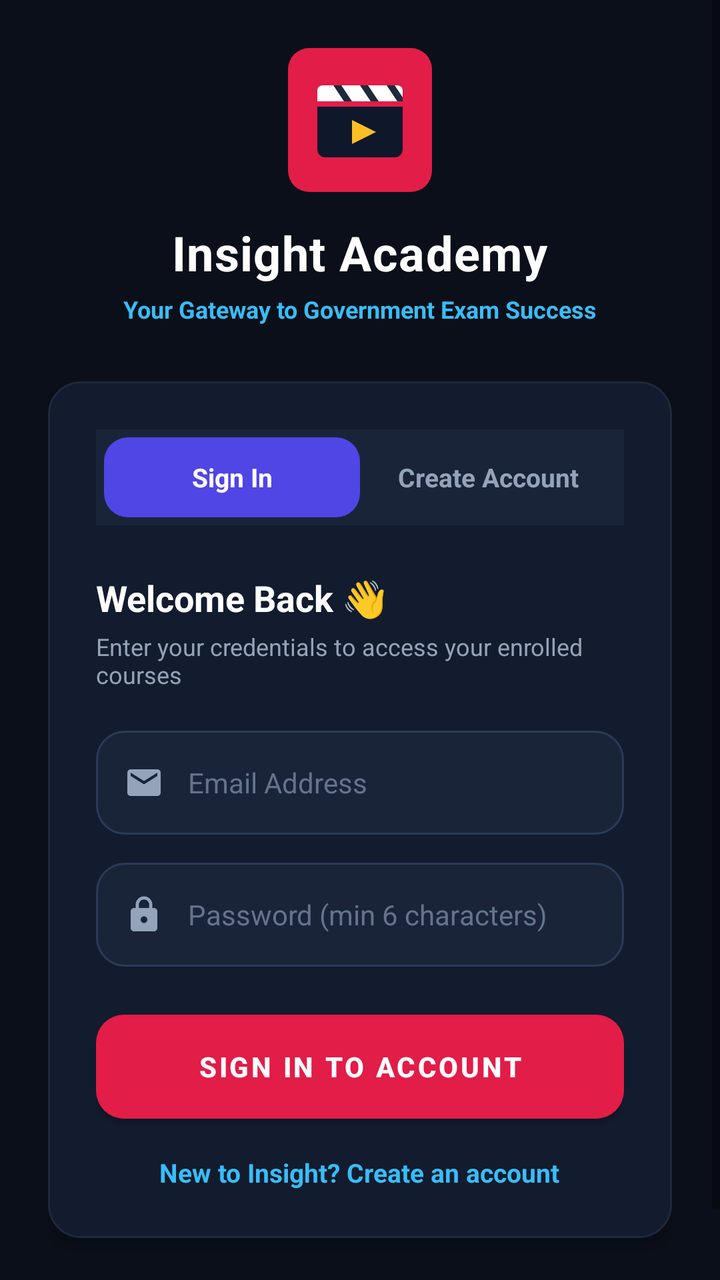
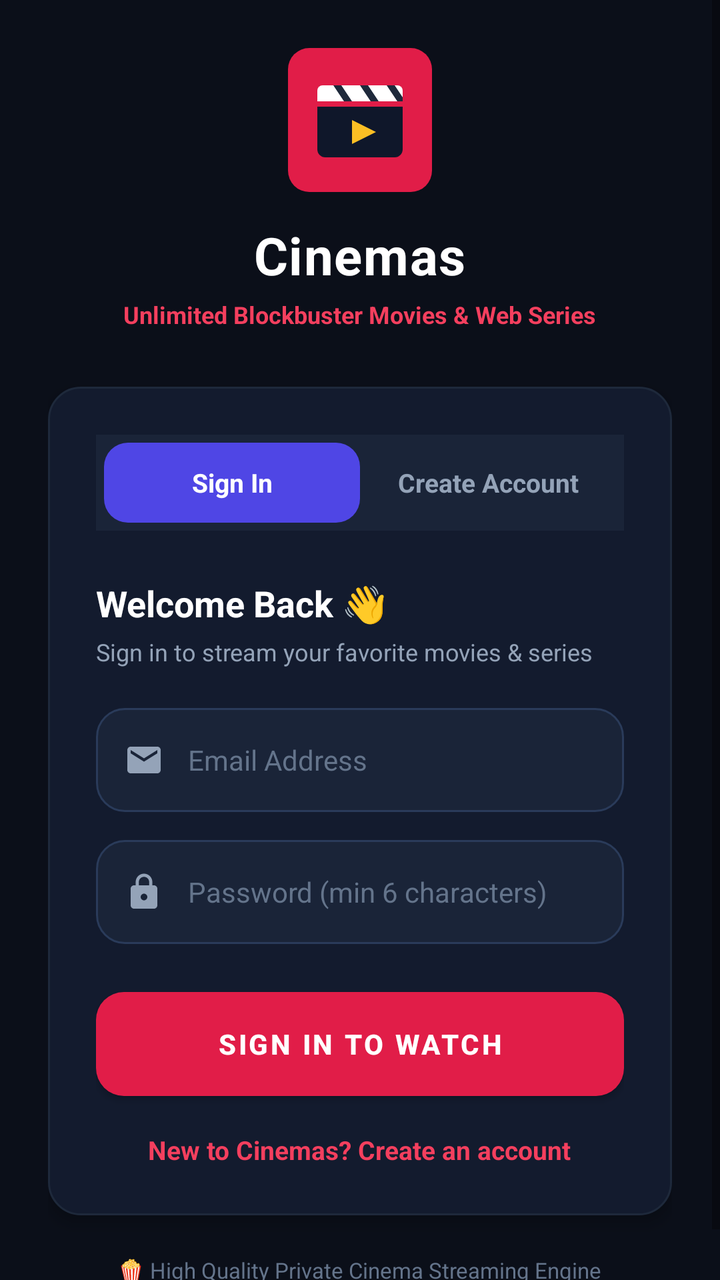

An Android layout rendered at two revisions. The XML below is the earlier revision; the diff shows what the commit changed to produce the second picture.
<!-- AndroidManifest.xml: application theme Theme.CinemasApp -->
<!-- res/layout/activity_auth.xml -->
﻿<?xml version="1.0" encoding="utf-8"?>
<ScrollView xmlns:android="http://schemas.android.com/apk/res/android"
    android:layout_width="match_parent"
    android:layout_height="match_parent"
    android:fillViewport="true"
    android:background="#0B0F19">

    <LinearLayout
        android:layout_width="match_parent"
        android:layout_height="wrap_content"
        android:orientation="vertical"
        android:gravity="center"
        android:padding="24dp">

        
        <LinearLayout
            android:layout_width="wrap_content"
            android:layout_height="wrap_content"
            android:orientation="vertical"
            android:gravity="center_horizontal"
            android:layout_marginBottom="28dp">

            <ImageView
                android:layout_width="72dp"
                android:layout_height="72dp"
                android:src="@drawable/ic_cinema_logo"
                android:elevation="8dp" />

            <TextView
                android:layout_width="wrap_content"
                android:layout_height="wrap_content"
                android:text="Insight Academy"
                android:textColor="#FFFFFF"
                android:textSize="24sp"
                android:textStyle="bold"
                android:letterSpacing="0.02"
                android:layout_marginTop="14dp" />

            <TextView
                android:layout_width="wrap_content"
                android:layout_height="wrap_content"
                android:text="Your Gateway to Government Exam Success"
                android:textColor="#38BDF8"
                android:textSize="12sp"
                android:textStyle="bold"
                android:layout_marginTop="4dp" />
        </LinearLayout>

        
        <LinearLayout
            android:layout_width="match_parent"
            android:layout_height="wrap_content"
            android:orientation="vertical"
            android:background="@drawable/bg_rounded_card"
            android:padding="24dp"
            android:elevation="4dp">

            
            <LinearLayout
                android:layout_width="match_parent"
                android:layout_height="48dp"
                android:background="#1A2438"
                android:orientation="horizontal"
                android:padding="4dp"
                android:layout_marginBottom="24dp">

                <TextView
                    android:id="@+id/tabLogin"
                    android:layout_width="0dp"
                    android:layout_height="match_parent"
                    android:layout_weight="1"
                    android:gravity="center"
                    android:text="Sign In"
                    android:textColor="#FFFFFF"
                    android:textSize="13sp"
                    android:textStyle="bold"
                    android:background="@drawable/bg_tab_active" />

                <TextView
                    android:id="@+id/tabRegister"
                    android:layout_width="0dp"
                    android:layout_height="match_parent"
                    android:layout_weight="1"
                    android:gravity="center"
                    android:text="Create Account"
                    android:textColor="#94A3B8"
                    android:textSize="13sp"
                    android:textStyle="bold"
                    android:background="@null" />
            </LinearLayout>

            <TextView
                android:id="@+id/tvAuthTitle"
                android:layout_width="wrap_content"
                android:layout_height="wrap_content"
                android:text="Welcome Back 👋"
                android:textColor="#FFFFFF"
                android:textSize="18sp"
                android:textStyle="bold" />

            <TextView
                android:id="@+id/tvAuthSubtitle"
                android:layout_width="wrap_content"
                android:layout_height="wrap_content"
                android:text="Enter your credentials to access your enrolled courses"
                android:textColor="#94A3B8"
                android:textSize="12sp"
                android:layout_marginTop="4dp"
                android:layout_marginBottom="20dp" />

            
            <LinearLayout
                android:id="@+id/containerName"
                android:layout_width="match_parent"
                android:layout_height="52dp"
                android:background="@drawable/bg_input_field"
                android:orientation="horizontal"
                android:gravity="center_vertical"
                android:paddingHorizontal="14dp"
                android:layout_marginBottom="14dp"
                android:visibility="gone">

                <ImageView
                    android:layout_width="20dp"
                    android:layout_height="20dp"
                    android:src="@drawable/ic_person"
                    android:tint="#94A3B8"
                    android:layout_marginEnd="12dp" />

                <EditText
                    android:id="@+id/etName"
                    android:layout_width="match_parent"
                    android:layout_height="match_parent"
                    android:hint="Full Name"
                    android:background="@null"
                    android:textColor="#FFFFFF"
                    android:textColorHint="#64748B"
                    android:textSize="14sp"
                    android:inputType="textPersonName" />
            </LinearLayout>

            
            <LinearLayout
                android:layout_width="match_parent"
                android:layout_height="52dp"
                android:background="@drawable/bg_input_field"
                android:orientation="horizontal"
                android:gravity="center_vertical"
                android:paddingHorizontal="14dp"
                android:layout_marginBottom="14dp">

                <ImageView
                    android:layout_width="20dp"
                    android:layout_height="20dp"
                    android:src="@drawable/ic_email"
                    android:tint="#94A3B8"
                    android:layout_marginEnd="12dp" />

                <EditText
                    android:id="@+id/etEmail"
                    android:layout_width="match_parent"
                    android:layout_height="match_parent"
                    android:hint="Email Address"
                    android:background="@null"
                    android:textColor="#FFFFFF"
                    android:textColorHint="#64748B"
                    android:textSize="14sp"
                    android:inputType="textEmailAddress" />
            </LinearLayout>

            
            <LinearLayout
                android:layout_width="match_parent"
                android:layout_height="52dp"
                android:background="@drawable/bg_input_field"
                android:orientation="horizontal"
                android:gravity="center_vertical"
                android:paddingHorizontal="14dp"
                android:layout_marginBottom="24dp">

                <ImageView
                    android:layout_width="20dp"
                    android:layout_height="20dp"
                    android:src="@drawable/ic_lock"
                    android:tint="#94A3B8"
                    android:layout_marginEnd="12dp" />

                <EditText
                    android:id="@+id/etPassword"
                    android:layout_width="match_parent"
                    android:layout_height="match_parent"
                    android:hint="Password (min 6 characters)"
                    android:background="@null"
                    android:textColor="#FFFFFF"
                    android:textColorHint="#64748B"
                    android:textSize="14sp"
                    android:inputType="textPassword" />
            </LinearLayout>

            
            <Button
                android:id="@+id/btnSubmitAuth"
                android:layout_width="match_parent"
                android:layout_height="52dp"
                android:text="Sign In to Account"
                android:textStyle="bold"
                android:textSize="14sp"
                android:textColor="#FFFFFF"
                android:background="@drawable/bg_gradient_brand" />

            <TextView
                android:id="@+id/tvToggleAuth"
                android:layout_width="wrap_content"
                android:layout_height="wrap_content"
                android:layout_gravity="center_horizontal"
                android:layout_marginTop="18dp"
                android:text="New to Insight? Create an account"
                android:textColor="#38BDF8"
                android:textSize="13sp"
                android:textStyle="bold" />

        </LinearLayout>

        <TextView
            android:layout_width="wrap_content"
            android:layout_height="wrap_content"
            android:text="🔒 High Quality DRM-Protected Video Learning"
            android:textColor="#64748B"
            android:textSize="11sp"
            android:layout_marginTop="20dp" />

    </LinearLayout>
</ScrollView>
<!-- resources referenced by this layout -->
<resources>
  <!-- drawable bg_gradient_brand (drawable) -->
  <?xml version="1.0" encoding="utf-8"?>
  <ripple xmlns:android="http://schemas.android.com/apk/res/android"
      android:color="#40FFFFFF">
      <item>
          <shape android:shape="rectangle">
              <corners android:radius="14dp" />
              <gradient
                  android:angle="45"
                  android:startColor="#4F46E5"
                  android:endColor="#7C3AED"
                  android:type="linear" />
          </shape>
      </item>
  </ripple>
  <!-- drawable bg_input_field (drawable) -->
  <?xml version="1.0" encoding="utf-8"?>
  <shape xmlns:android="http://schemas.android.com/apk/res/android"
      android:shape="rectangle">
      <corners android:radius="14dp" />
      <solid android:color="#1A2438" />
      <stroke android:width="1dp" android:color="#2A3B5A" />
  </shape>
  <!-- drawable bg_rounded_card (drawable) -->
  <?xml version="1.0" encoding="utf-8"?>
  <shape xmlns:android="http://schemas.android.com/apk/res/android"
      android:shape="rectangle">
      <corners android:radius="16dp" />
      <solid android:color="#131B2E" />
      <stroke android:width="1dp" android:color="#1E293B" />
  </shape>
  <!-- drawable bg_tab_active (drawable) -->
  <?xml version="1.0" encoding="utf-8"?>
  <shape xmlns:android="http://schemas.android.com/apk/res/android"
      android:shape="rectangle">
      <corners android:radius="12dp" />
      <solid android:color="#4F46E5" />
  </shape>
  <!-- drawable ic_email (drawable) -->
  <vector xmlns:android="http://schemas.android.com/apk/res/android"
      android:width="24dp"
      android:height="24dp"
      android:viewportWidth="24"
      android:viewportHeight="24">
      <path
          android:fillColor="#FFFFFFFF"
          android:pathData="M20,4H4c-1.1,0 -1.99,0.9 -1.99,2L2,18c0,1.1 0.9,2 2,2h16c1.1,0 2,-0.9 2,-2V6c0,-1.1 -0.9,-2 -2,-2zm0,4l-8,5 -8,-5V6l8,5 8,-5v2z"/>
  </vector>
  <!-- drawable ic_lock (drawable) -->
  <vector xmlns:android="http://schemas.android.com/apk/res/android"
      android:width="24dp"
      android:height="24dp"
      android:viewportWidth="24"
      android:viewportHeight="24">
      <path
          android:fillColor="#FFFFFFFF"
          android:pathData="M18,8h-1V6c0,-2.76 -2.24,-5 -5,-5S7,3.24 7,6v2H6c-1.1,0 -2,0.9 -2,2v10c0,1.1 0.9,2 2,2h12c1.1,0 2,-0.9 2,-2V10c0,-1.1 -0.9,-2 -2,-2zm-6,9c-1.1,0 -2,-0.9 -2,-2s0.9,-2 2,-2 2,0.9 2,2 -0.9,2 -2,2zm3.1,-9H8.9V6c0,-1.71 1.39,-3.1 3.1,-3.1 1.71,0 3.1,1.39 3.1,3.1v2z"/>
  </vector>
  <!-- drawable ic_person (drawable) -->
  <vector xmlns:android="http://schemas.android.com/apk/res/android"
      android:width="24dp"
      android:height="24dp"
      android:viewportWidth="24"
      android:viewportHeight="24">
      <path
          android:fillColor="#FFFFFFFF"
          android:pathData="M12,12c2.21,0 4,-1.79 4,-4s-1.79,-4 -4,-4 -4,1.79 -4,4 1.79,4 4,4zm0,2c-2.67,0 -8,1.34 -8,4v2h16v-2c0,-2.66 -5.33,-4 -8,-4z"/>
  </vector>
  <style name="Theme.CinemasApp" parent="Theme.MaterialComponents.DayNight.NoActionBar">
          <item name="colorPrimary">#E11D48</item>
          <item name="colorPrimaryVariant">#BE123C</item>
          <item name="colorOnPrimary">#FFFFFF</item>
          <item name="colorSecondary">#F59E0B</item>
          <item name="colorOnSecondary">#0B0F19</item>
          <item name="android:statusBarColor">#0B0F19</item>
          <item name="android:navigationBarColor">#0B0F19</item>
          <item name="android:windowBackground">#0B0F19</item>
      </style>
  <!-- unchanged entries left out for length: 1 -->
</resources>

<!-- the commit's change to res/layout/activity_auth.xml (unified diff, before → after) -->
@@ -29,9 +29,9 @@
             <TextView
                 android:layout_width="wrap_content"
                 android:layout_height="wrap_content"
-                android:text="Insight Academy"
+                android:text="Cinemas"
                 android:textColor="#FFFFFF"
-                android:textSize="24sp"
+                android:textSize="26sp"
                 android:textStyle="bold"
                 android:letterSpacing="0.02"
                 android:layout_marginTop="14dp" />
@@ -39,8 +39,8 @@
             <TextView
                 android:layout_width="wrap_content"
                 android:layout_height="wrap_content"
-                android:text="Your Gateway to Government Exam Success"
-                android:textColor="#38BDF8"
+                android:text="Unlimited Blockbuster Movies &amp; Web Series"
+                android:textColor="#F43F5E"
                 android:textSize="12sp"
                 android:textStyle="bold"
                 android:layout_marginTop="4dp" />
@@ -102,7 +102,7 @@
                 android:id="@+id/tvAuthSubtitle"
                 android:layout_width="wrap_content"
                 android:layout_height="wrap_content"
-                android:text="Enter your credentials to access your enrolled courses"
+                android:text="Sign in to stream your favorite movies &amp; series"
                 android:textColor="#94A3B8"
                 android:textSize="12sp"
                 android:layout_marginTop="4dp"
@@ -202,7 +202,7 @@
                 android:id="@+id/btnSubmitAuth"
                 android:layout_width="match_parent"
                 android:layout_height="52dp"
-                android:text="Sign In to Account"
+                android:text="Sign In to Watch"
                 android:textStyle="bold"
                 android:textSize="14sp"
                 android:textColor="#FFFFFF"
@@ -214,8 +214,8 @@
                 android:layout_height="wrap_content"
                 android:layout_gravity="center_horizontal"
                 android:layout_marginTop="18dp"
-                android:text="New to Insight? Create an account"
-                android:textColor="#38BDF8"
+                android:text="New to Cinemas? Create an account"
+                android:textColor="#F43F5E"
                 android:textSize="13sp"
                 android:textStyle="bold" />
 
@@ -224,7 +224,7 @@
         <TextView
             android:layout_width="wrap_content"
             android:layout_height="wrap_content"
-            android:text="🔒 High Quality DRM-Protected Video Learning"
+            android:text="🍿 High Quality Private Cinema Streaming Engine"
             android:textColor="#64748B"
             android:textSize="11sp"
             android:layout_marginTop="20dp" />
